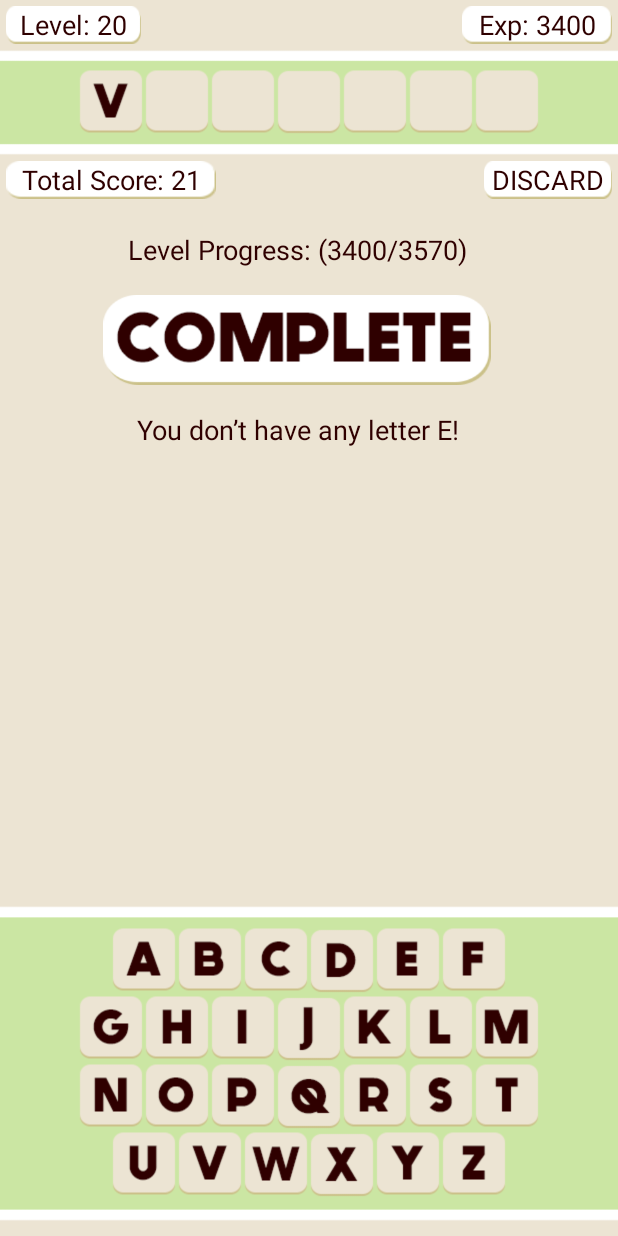
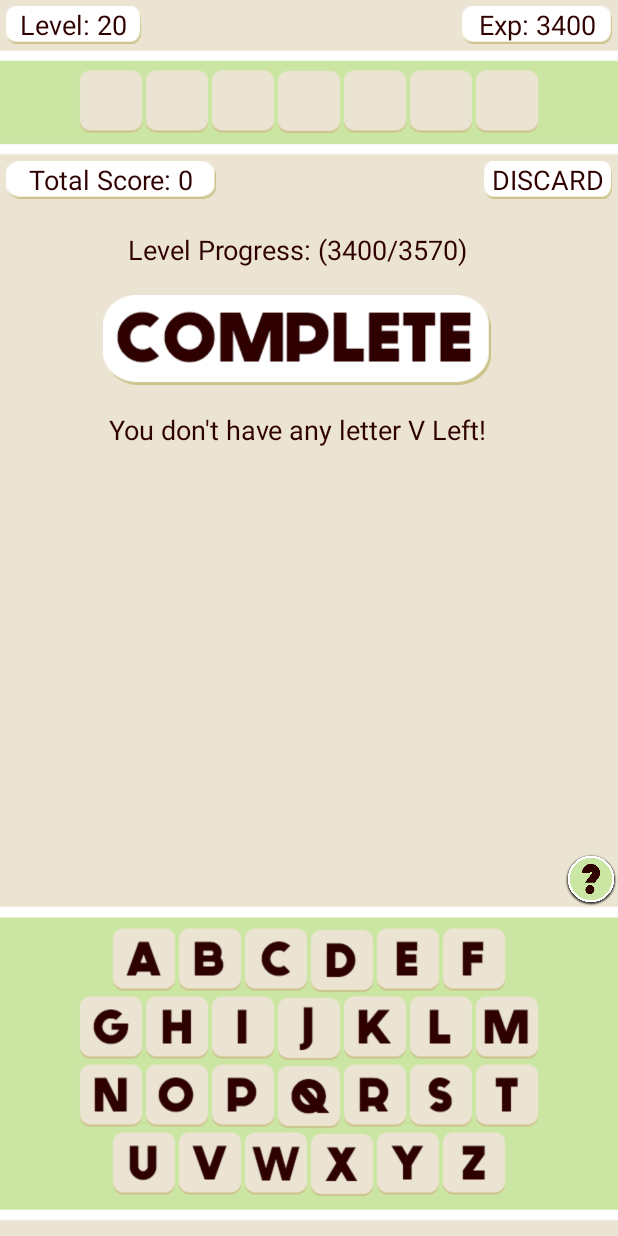
Before and after one commit to JianmengYu/Grabble, an Android app: the FragmentScrabble screen opened directly, with no data from a screen before it, after a tap on an icon or button, on a phone screen of 412 x 824 dp. Run offline under Robolectric (Android 15) with nearby library versions, the light colour scheme and no system bars; 1 statement that could not run was skipped.

Commit message:
Save system initialized

```diff
--- a/app/src/main/java/com/yujianmeng/selp/grabble/FragmentScrabble.java
+++ b/app/src/main/java/com/yujianmeng/selp/grabble/FragmentScrabble.java
@@ -1,5 +1,6 @@
 package com.yujianmeng.selp.grabble;
 
+import android.content.SharedPreferences;
 import android.graphics.Typeface;
 import android.os.Bundle;
 import android.support.v4.app.Fragment;
@@ -17,11 +18,15 @@ import android.widget.Toast;
 
 public class FragmentScrabble extends Fragment{
 
+    private static final String PREF_SAVE = "MySaveFile";
+
     private TextView mLevel;
     private TextView mExp;
     private TextView mScore;
     private TextView mDiscard;
     private ImageView mComplete;
+    private ImageView mHelp;
+    private RelativeLayout mHelpLayout;
 
     private TextView mWarning1;
     private TextView mWarning2;
@@ -61,11 +66,13 @@ public class FragmentScrabble extends Fragment{
     private ImageView mButtonY;
     private ImageView mButtonZ;
 
-    private Grabble grabble = new Grabble();
+    private Grabble grabble;
+    private int mEagle;
+    private int mGrabber;
 
     private int exp = 3400;
     private int level = 20;
-    private int score = grabble.getPoint();
+    private int score;
 
     private Typeface mFont;
 
@@ -76,6 +83,14 @@ public class FragmentScrabble extends Fragment{
     public View onCreateView(LayoutInflater inflater, ViewGroup container,
                              Bundle savedInstanceState) {
         View view = inflater.inflate(R.layout.fragment_scrabble, container, false);
+
+        SharedPreferences save = getActivity().getSharedPreferences(PREF_SAVE, 0);
+        int[] letters = new int[26];
+        for (int i = 0 ; i < 26 ; i++) {letters[i] = save.getInt("letter" + i,0);}
+        grabble = new Grabble(letters);
+        mEagle = save.getInt("eagle",0);
+        mGrabber = save.getInt("grabber",0);
+        score = grabble.getScore();
 
         mFont = Typeface.createFromAsset(getActivity().getAssets(), "generica_bold.otf");
 
@@ -92,6 +107,8 @@ public class FragmentScrabble extends Fragment{
         mWarning2 = (TextView) view.findViewById(R.id.scrabble_warning2);
         mWarning2.setTypeface(mFont);
         mComplete = (ImageView) view.findViewById(R.id.scrabble_complete_button);
+        mHelp = (ImageView) view.findViewById(R.id.scrabble_help_button);
+        mHelpLayout = (RelativeLayout) view.findViewById(R.id.scrabble_layout_help);
 
         mInput1 = (ImageView) view.findViewById(R.id.scrabble_input_1);
         mInput1.setImageResource(R.drawable.scrabble_button);
@@ -177,6 +194,21 @@ public class FragmentScrabble extends Fragment{
                         grabble.discardLetter();
                         updateUI();
                         break;
+                    case R.id.scrabble_help_button:
+                        if (mHelpLayout.getVisibility() == View.INVISIBLE){
+                            mHelpLayout.setVisibility(View.VISIBLE);
+                            mWarning1.setVisibility(View.INVISIBLE);
+                            mWarning2.setVisibility(View.INVISIBLE);
+                        }else{
+                            mHelpLayout.setVisibility(View.INVISIBLE);
+                            mWarning1.setVisibility(View.VISIBLE);
+                            mWarning2.setVisibility(View.VISIBLE);
+                        }break;
+                    case R.id.scrabble_layout_help:
+                        mHelpLayout.setVisibility(View.INVISIBLE);
+                        mWarning1.setVisibility(View.VISIBLE);
+                        mWarning2.setVisibility(View.VISIBLE);
+                        break;
                 }
             }
         };
@@ -209,6 +241,8 @@ public class FragmentScrabble extends Fragment{
 
         mComplete.setOnClickListener(shortListener);
         mDiscard.setOnClickListener(shortListener);
+        mHelp.setOnClickListener(shortListener);
+        mHelpLayout.setOnClickListener(shortListener);
 
         //Set the detail function of the long clicks.
         View.OnLongClickListener longListener = new View.OnLongClickListener() {
@@ -292,6 +326,18 @@ public class FragmentScrabble extends Fragment{
         return view;
     }
 
+    @Override
+    public void onDestroy(){
+        super.onDestroy();
+        SharedPreferences save = getActivity().getSharedPreferences(PREF_SAVE, 0);
+        SharedPreferences.Editor editor = save.edit();
+        int[] letters = grabble.getAll();
+        for (int i = 0 ; i < 26 ; i++) {editor.putInt("letter" + i,letters[i]);}
+        editor.putInt("eagle",mEagle);
+        editor.putInt("grabber",mGrabber);
+        editor.commit();
+    }
+
     public void addScore(int score){
         int newScore = exp + score;
         //TODO add level details
--- a/app/src/main/java/com/yujianmeng/selp/grabble/Grabble.java
+++ b/app/src/main/java/com/yujianmeng/selp/grabble/Grabble.java
@@ -12,7 +12,6 @@ public class Grabble {
     private char[] input = new char[7];
     private int inputpoint = 0;
     private int[] letters = new int[26];
-    private String alphabet = "abcdefghijklmnopqrstuvwxyz";
     private HashMap<Character,Integer> scoreSG = new HashMap<Character, Integer>() {{
         put('a',3 );put('b',20);put('c',13);put('d',10);put('e',1 );
         put('f',15);put('g',18);put('h',9 );put('i',5 );put('j',25);
@@ -25,9 +24,9 @@ public class Grabble {
     //TODO read from asset
     private ArrayList<String> dictionary = new ArrayList<>(Arrays.asList("harambe","drzaius"));
 
-    public Grabble(){
-        //TODO Initialize letter storage;
-        Arrays.fill(letters,2);
+    public Grabble(int[] letters){
+        this.letters = letters;
+        //Arrays.fill(letters,2);
     }
 
     public char[] getInput(){
@@ -45,6 +44,8 @@ public class Grabble {
     public int getAmount(char c){
         return letters[charToInt(c)];
     }
+
+    public int[] getAll() {return letters;}
 
     public int getScore(){
         int score = 0;
@@ -69,7 +70,7 @@ public class Grabble {
         //Return FALSE if the letter is successfully entered
         int i = charToInt(a);
         if (inputpoint < 7 && letters[i] > 0) {
-            input[inputpoint] = alphabet.charAt(i);
+            input[inputpoint] = intToChar(i);
             inputpoint++;
             letters[i]--;
             return false;
@@ -90,7 +91,13 @@ public class Grabble {
         }
     }
 
-    public int charToInt(char c){
+    public static char intToChar(int i){
+        String alphabet = "abcdefghijklmnopqrstuvwxyz";
+        return alphabet.charAt(i);
+    }
+
+    public static int charToInt(char c){
+        String alphabet = "abcdefghijklmnopqrstuvwxyz";
         char[] out = alphabet.toCharArray();
         for (int i = 0; i < 26; i++){
             if (c == out[i]){
--- a/app/src/main/res/layout/activity_map.xml
+++ b/app/src/main/res/layout/activity_map.xml
@@ -20,7 +20,8 @@
             android:layout_height="match_parent"
             android:id="@+id/map_help"
             android:src="@drawable/design_map_help"
-            android:visibility="invisible"/>
+            android:visibility="invisible"
+            android:background="@color/colorBGblack"/>
 
         <Button
             android:layout_width="64dp"
--- a/app/src/main/res/layout/fragment_scrabble.xml
+++ b/app/src/main/res/layout/fragment_scrabble.xml
@@ -116,40 +116,6 @@
                 android:layout_centerVertical="true"/>
 
         </RelativeLayout>
-
-    </RelativeLayout>
-
-    <!--Layout of score and discard button-->
-    <RelativeLayout
-        android:layout_width="match_parent"
-        android:layout_height="wrap_content"
-        android:padding="4dp"
-        android:layout_below="@+id/scrabble_layout_input"
-        android:id="@+id/scrabble_layout_scorediscard">
-
-        <TextView
-            android:layout_width="140dp"
-            android:layout_height="25dp"
-            android:background="@drawable/scrabble_button_text"
-            android:textColor="@color/colorFontBrown"
-            android:textSize="18dp"
-            android:gravity="center"
-            android:layout_alignParentLeft="true"
-
-            android:id="@+id/scrabble_score_button"
-            android:text="Total Score: 00"/>
-
-        <TextView
-            android:layout_width="85dp"
-            android:layout_height="25dp"
-            android:background="@drawable/scrabble_button_text"
-            android:textColor="@color/colorFontBrown"
-            android:textSize="18dp"
-            android:gravity="center"
-            android:layout_alignParentRight="true"
-
-            android:id="@+id/scrabble_discard_button"
-            android:text="DISCARD"/>
 
     </RelativeLayout>
 
@@ -391,7 +357,72 @@
         </LinearLayout>
     </RelativeLayout>
 
-    <!---->
+    <!--Layout of help-->
+    <RelativeLayout
+        android:layout_width="match_parent"
+        android:layout_height="match_parent"
+        android:background="@color/colorBGblack"
+        android:id="@+id/scrabble_layout_help"
+        android:visibility="invisible">
+
+        <ImageView
+            android:layout_width="match_parent"
+            android:layout_height="200dp"
+            android:src="@drawable/design_scrabble_help1"
+            android:layout_alignParentTop="true"/>
+
+        <ImageView
+            android:layout_width="match_parent"
+            android:layout_height="300dp"
+            android:src="@drawable/design_scrabble_help2"
+            android:layout_alignParentBottom="true"/>
+
+    </RelativeLayout>
+
+    <!--Help Button-->
+    <ImageView
+        android:layout_width="36dp"
+        android:layout_height="36dp"
+        android:src="@drawable/button_help"
+        android:id="@+id/scrabble_help_button"
+        android:layout_above="@id/scrabble_layout_keyboard"
+        android:layout_alignParentRight="true"/>
+
+    <!--Layout of score and discard button-->
+    <RelativeLayout
+        android:layout_width="match_parent"
+        android:layout_height="wrap_content"
+        android:padding="4dp"
+        android:layout_below="@+id/scrabble_layout_input"
+        android:id="@+id/scrabble_layout_scorediscard">
+
+        <TextView
+            android:layout_width="140dp"
+            android:layout_height="25dp"
+            android:background="@drawable/scrabble_button_text"
+            android:textColor="@color/colorFontBrown"
+            android:textSize="18dp"
+            android:gravity="center"
+            android:layout_alignParentLeft="true"
+
+            android:id="@+id/scrabble_score_button"
+            android:text="Total Score: 00"/>
+
+        <TextView
+            android:layout_width="85dp"
+            android:layout_height="25dp"
+            android:background="@drawable/scrabble_button_text"
+            android:textColor="@color/colorFontBrown"
+            android:textSize="18dp"
+            android:gravity="center"
+            android:layout_alignParentRight="true"
+
+            android:id="@+id/scrabble_discard_button"
+            android:text="DISCARD"/>
+
+    </RelativeLayout>
+
+    <!--Layout of Complete Button and Warning-->
     <LinearLayout
         android:layout_width="wrap_content"
         android:layout_height="wrap_content"
--- a/app/src/main/res/values/colors.xml
+++ b/app/src/main/res/values/colors.xml
@@ -3,9 +3,10 @@
     <color name="colorPrimary">#3F51B5</color>
     <color name="colorPrimaryDark">#303F9F</color>
     <color name="colorAccent">#FF4081</color>
-    <!--My color-->
+    <!--General White Black Grey-->
     <color name="colorWhite">#ffffff</color>
     <color name="colorBlack">#000000</color>
+    <color name="colorBGblack">#D9000000</color>
     <!--Design colors-->
     <color name="colorBGbrown">#ece4d3</color>
     <color name="colorBGgreen">#cbe6a3</color>
```
Also changed, not shown: app/src/main/java/com/yujianmeng/selp/grabble/MapActivity.java (+28 -0 lines), app/src/main/res/drawable/design_map_help.png, app/src/main/res/drawable/design_scrabble_help1.png (added), app/src/main/res/drawable/design_scrabble_help2.png (added).
